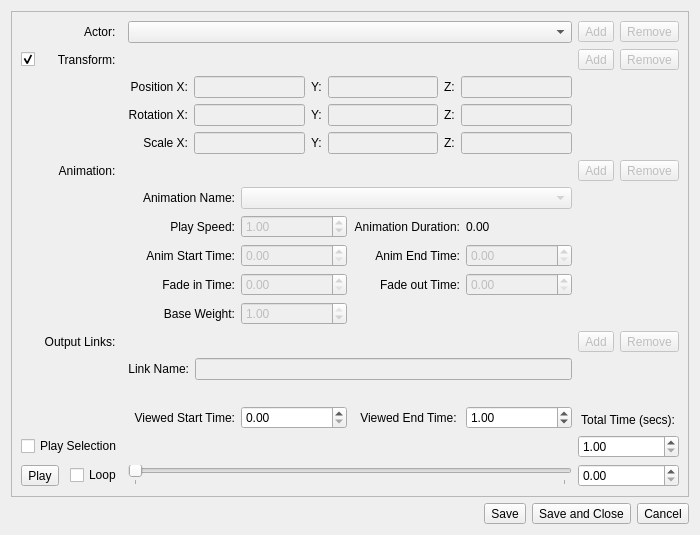
Qt form delta3d/utilities/STAGE/plugins/STDirectorCinematicEditor/cinematiceditor.ui (delta3d/delta3d) before a commit.
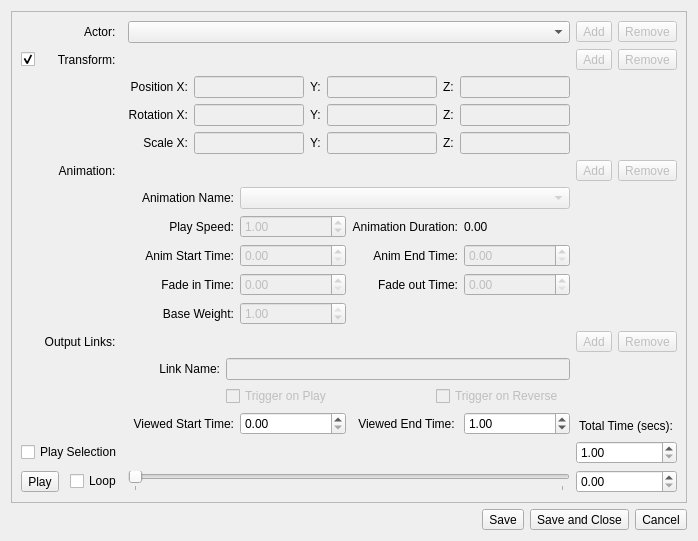
The same form after that commit. Custom widgets are drawn as their Qt base class.

Patch:
```diff
--- a/delta3d/utilities/STAGE/plugins/STDirectorCinematicEditor/cinematiceditor.ui
+++ b/delta3d/utilities/STAGE/plugins/STDirectorCinematicEditor/cinematiceditor.ui
@@ -9,7 +9,7 @@
    <rect>
     <x>0</x>
     <y>0</y>
-    <width>700</width>
+    <width>698</width>
     <height>535</height>
    </rect>
   </property>
@@ -478,6 +478,46 @@
         </item>
         <item row="7" column="4">
          <layout class="QGridLayout" name="gridLayout_3">
+          <item row="0" column="1" colspan="4">
+           <widget class="QLineEdit" name="mOutputNameEdit">
+            <property name="enabled">
+             <bool>false</bool>
+            </property>
+           </widget>
+          </item>
+          <item row="1" column="1">
+           <widget class="QCheckBox" name="mOutputTriggerPlay">
+            <property name="enabled">
+             <bool>false</bool>
+            </property>
+            <property name="text">
+             <string>Trigger on Play</string>
+            </property>
+           </widget>
+          </item>
+          <item row="1" column="3">
+           <widget class="QCheckBox" name="mOutputTriggerReverse">
+            <property name="enabled">
+             <bool>false</bool>
+            </property>
+            <property name="text">
+             <string>Trigger on Reverse</string>
+            </property>
+           </widget>
+          </item>
+          <item row="1" column="0">
+           <spacer name="horizontalSpacer_3">
+            <property name="orientation">
+             <enum>Qt::Horizontal</enum>
+            </property>
+            <property name="sizeHint" stdset="0">
+             <size>
+              <width>40</width>
+              <height>20</height>
+             </size>
+            </property>
+           </spacer>
+          </item>
           <item row="0" column="0">
            <widget class="QLabel" name="label_15">
             <property name="text">
@@ -488,12 +528,18 @@
             </property>
            </widget>
           </item>
-          <item row="0" column="1">
-           <widget class="QLineEdit" name="mOutputNameEdit">
-            <property name="enabled">
-             <bool>false</bool>
+          <item row="1" column="2">
+           <spacer name="horizontalSpacer_2">
+            <property name="orientation">
+             <enum>Qt::Horizontal</enum>
             </property>
-           </widget>
+            <property name="sizeHint" stdset="0">
+             <size>
+              <width>40</width>
+              <height>20</height>
+             </size>
+            </property>
+           </spacer>
           </item>
          </layout>
         </item>
```
Left out of the diff: 18 changed lines with no effect on the pictures.
